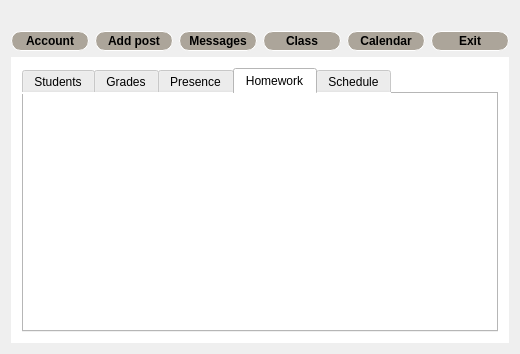
The window that Orgaznizer ucznia/mainwindow.ui (ToSt95/QT-QML) describes before a commit, drawn with Qt 5.
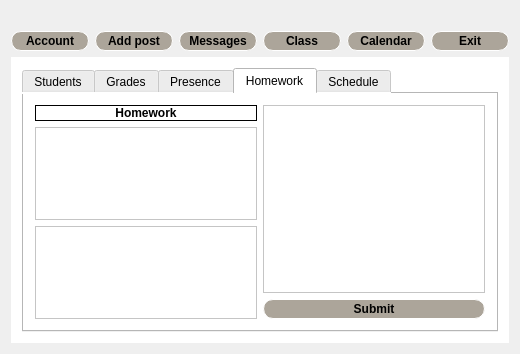
The same window after the commit. The open tabs and pages were chosen to show the change. Icons and pictures are not drawn.

```diff
--- a/Orgaznizer ucznia/mainwindow.ui
+++ b/Orgaznizer ucznia/mainwindow.ui
@@ -607,6 +607,76 @@
            <attribute name="title">
             <string>Homework</string>
            </attribute>
+           <layout class="QHBoxLayout" name="horizontalLayout_5">
+            <item>
+             <layout class="QVBoxLayout" name="verticalLayout_7">
+              <item>
+               <widget class="QLabel" name="label_19">
+                <property name="font">
+                 <font>
+                  <weight>75</weight>
+                  <bold>true</bold>
+                 </font>
+                </property>
+                <property name="styleSheet">
+                 <string notr="true">
+    border-style: outset;
+   border-width: 1px;
+
+    border-color:black;
+ 
+</string>
+                </property>
+                <property name="text">
+                 <string>Homework</string>
+                </property>
+                <property name="alignment">
+                 <set>Qt::AlignCenter</set>
+                </property>
+               </widget>
+              </item>
+              <item>
+               <widget class="QListView" name="listView_2"/>
+              </item>
+              <item>
+               <widget class="QTextBrowser" name="textBrowser_2"/>
+              </item>
+             </layout>
+            </item>
+            <item>
+             <layout class="QVBoxLayout" name="verticalLayout_8">
+              <item>
+               <widget class="QTextEdit" name="textEdit"/>
+              </item>
+              <item>
+               <widget class="QPushButton" name="pushButton_9">
+                <property name="styleSheet">
+                 <string notr="true">QPushButton
+{
+   background-color: rgb(172, 165, 154);
+    border-style: outset;
+    border-width: 1px;
+    border-radius: 10px;
+    border-color:white;
+    font: bold 12px;
+    padding: 2px;
+}
+QPushButton:hover:!pressed
+{
+    background-color: rgb(142, 135, 124);
+
+}
+
+</string>
+                </property>
+                <property name="text">
+                 <string>Submit</string>
+                </property>
+               </widget>
+              </item>
+             </layout>
+            </item>
+           </layout>
           </widget>
           <widget class="QWidget" name="tab_5">
            <attribute name="title">
```
Left out of the diff: 482 changed lines with no effect on the pictures.
